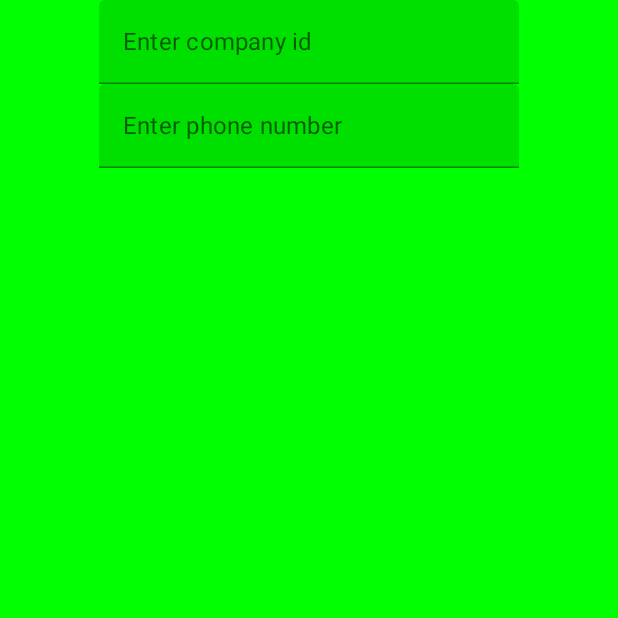
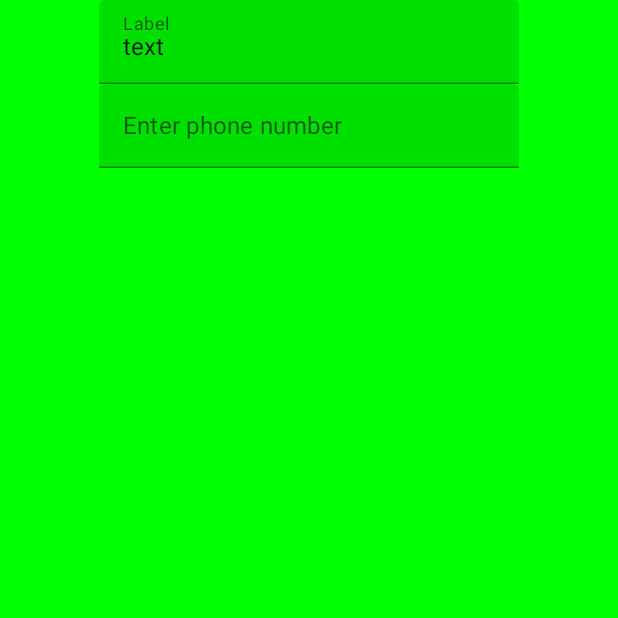
Before and after one commit to mejdi14/Classic-Art-Meets-Compose, an Android app built with Jetpack Compose: the screen it shows after launch (MainActivity), on a phone screen of 412 x 824 dp, the top half of it. Run offline under Robolectric (Android 15) with nearby library versions, the phone set to English and light mode, and no system bars.

Commit message:
we solved the mistery of the textfield item

```diff
--- a/app/src/main/java/com/example/studio_ghibli_meets_compose/MainActivity.kt
+++ b/app/src/main/java/com/example/studio_ghibli_meets_compose/MainActivity.kt
@@ -6,9 +6,12 @@ import androidx.activity.compose.setContent
 import androidx.compose.foundation.background
 import androidx.compose.foundation.layout.Arrangement
 import androidx.compose.foundation.layout.Column
+import androidx.compose.foundation.layout.fillMaxHeight
 import androidx.compose.foundation.layout.fillMaxSize
 import androidx.compose.material.*
 import androidx.compose.runtime.Composable
+import androidx.compose.runtime.mutableStateOf
+import androidx.compose.runtime.remember
 import androidx.compose.ui.Alignment
 import androidx.compose.ui.Modifier
 import androidx.compose.ui.graphics.Color
@@ -19,6 +22,7 @@ class MainActivity : ComponentActivity() {
     override fun onCreate(savedInstanceState: Bundle?) {
         super.onCreate(savedInstanceState)
         setContent {
+            var text = remember { mutableStateOf("text") }
             StudioGhibliMeetsComposeTheme {
                 // A surface container using the 'background' color from the theme
                 Surface(
@@ -29,8 +33,17 @@ class MainActivity : ComponentActivity() {
                         horizontalAlignment = Alignment.CenterHorizontally,
                         modifier = Modifier.background(color = Color.Green),
                     ) {
-                        TextField(value = "", onValueChange = {}, placeholder = { Text("Enter company id") })
-                        TextField(value = "", onValueChange = {}, placeholder = { Text("Enter phone number") })
+
+                        TextField(
+                            value = text.value,
+                            onValueChange = {
+                                text.value = it
+                            },
+                            label = { Text("Label") }
+                        )
+                        TextField(value = "", onValueChange = {
+                            text.value = it
+                        }, placeholder = { Text("Enter phone number") })
                     }
                 }
             }
```
